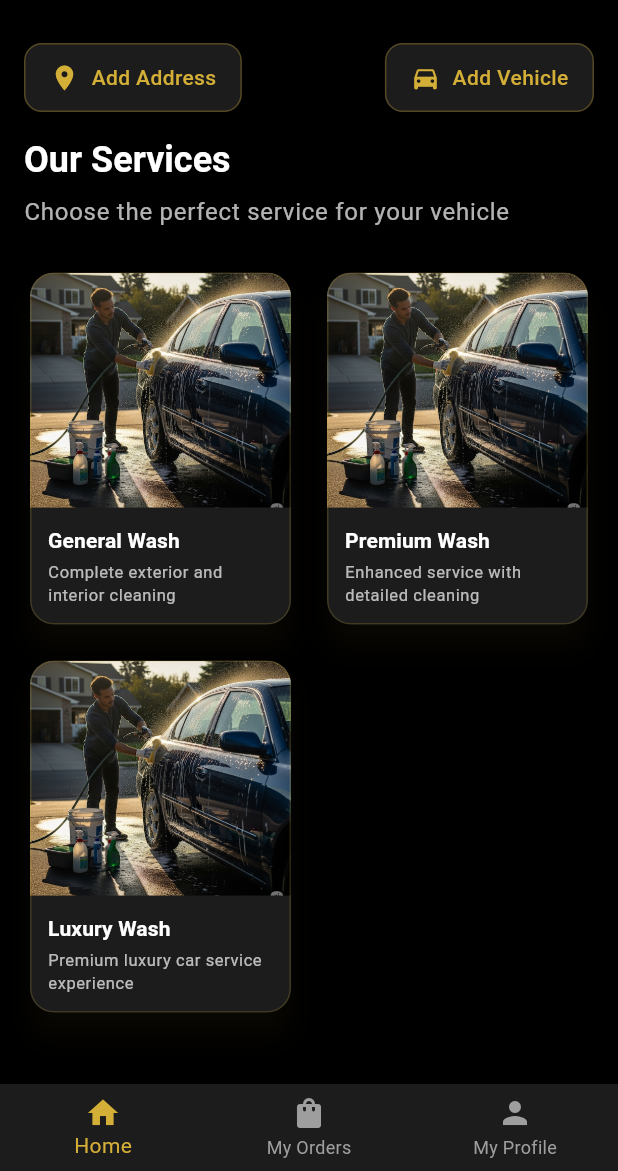
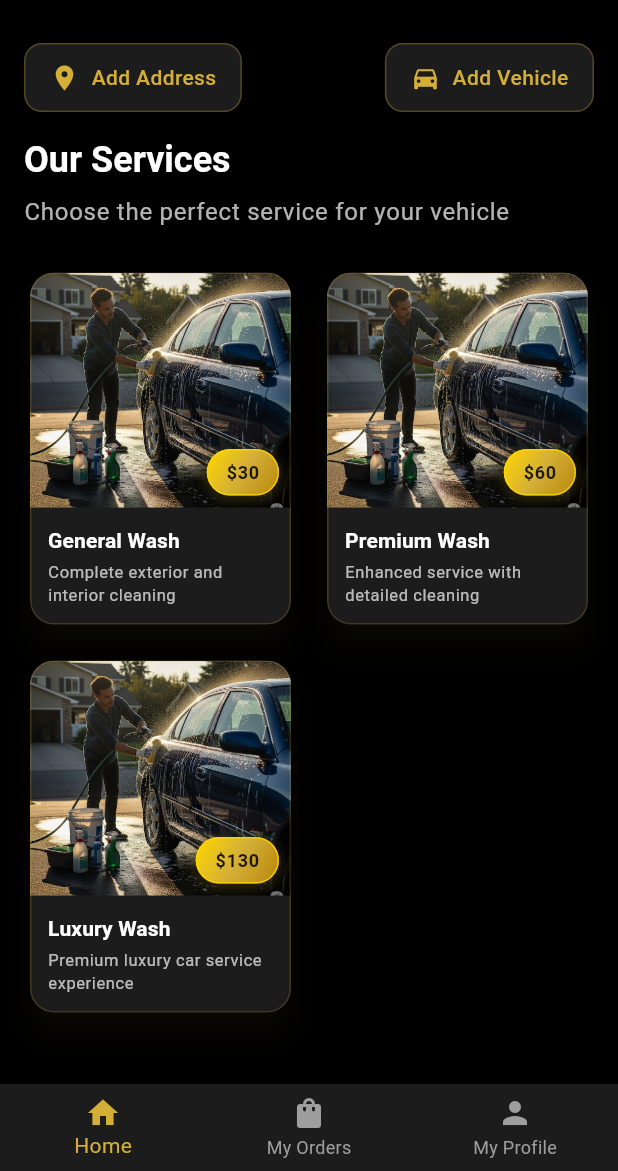
Before and after one commit to bhau23/carsnan-flutter, a Flutter app: the screen it shows after launch, on a phone screen of 412 x 824 dp, the part 65-1236 px from its top. Run offline on Flutter 3.47's test engine with Material 3 defaults, Android fonts, the phone set to English and light mode, and no system bars; our stand-ins replace firebase_core, flutter_bloc, get_it, go_router, injectable; accounts and stored records are empty.

Commit message:
i have fixed the price tag changes now the price tag is showing on the service card

```diff
--- a/lib/features/dashboard/presentation/widgets/service_card.dart
+++ b/lib/features/dashboard/presentation/widgets/service_card.dart
@@ -46,6 +46,12 @@ class ServiceCard extends StatelessWidget {
                         ),
                       ),
                     ),
+                  ),
+                  // Price Tag in Bottom Right Corner
+                  Positioned(
+                    bottom: 8,
+                    right: 8,
+                    child: _buildPriceTag(),
                   ),
                 ],
               ),
@@ -154,4 +160,47 @@ class ServiceCard extends StatelessWidget {
         return Icons.diamond;
     }
   }
+
+  Widget _buildPriceTag() {
+    return Container(
+      padding: const EdgeInsets.symmetric(horizontal: 12, vertical: 6),
+      decoration: BoxDecoration(
+        gradient: const LinearGradient(
+          begin: Alignment.topLeft,
+          end: Alignment.bottomRight,
+          colors: [
+            Color(0xFFFFD700), // Gold
+            Color(0xFFD4AF37), // Darker Gold
+            Color(0xFFB8860B), // Dark Gold
+          ],
+        ),
+        borderRadius: BorderRadius.circular(20),
+        boxShadow: [
+          BoxShadow(
+            color: const Color(0xFFD4AF37).withOpacity(0.3),
+            blurRadius: 8,
+            offset: const Offset(0, 2),
+          ),
+          BoxShadow(
+            color: Colors.black.withOpacity(0.2),
+            blurRadius: 4,
+            offset: const Offset(0, 1),
+          ),
+        ],
+        border: Border.all(
+          color: const Color(0xFFFFD700).withOpacity(0.8),
+          width: 1,
+        ),
+      ),
+      child: Text(
+        '\$${service.price.toStringAsFixed(0)}',
+        style: const TextStyle(
+          color: Colors.black87,
+          fontSize: 12,
+          fontWeight: FontWeight.bold,
+          letterSpacing: 0.5,
+        ),
+      ),
+    );
+  }
 }
```
